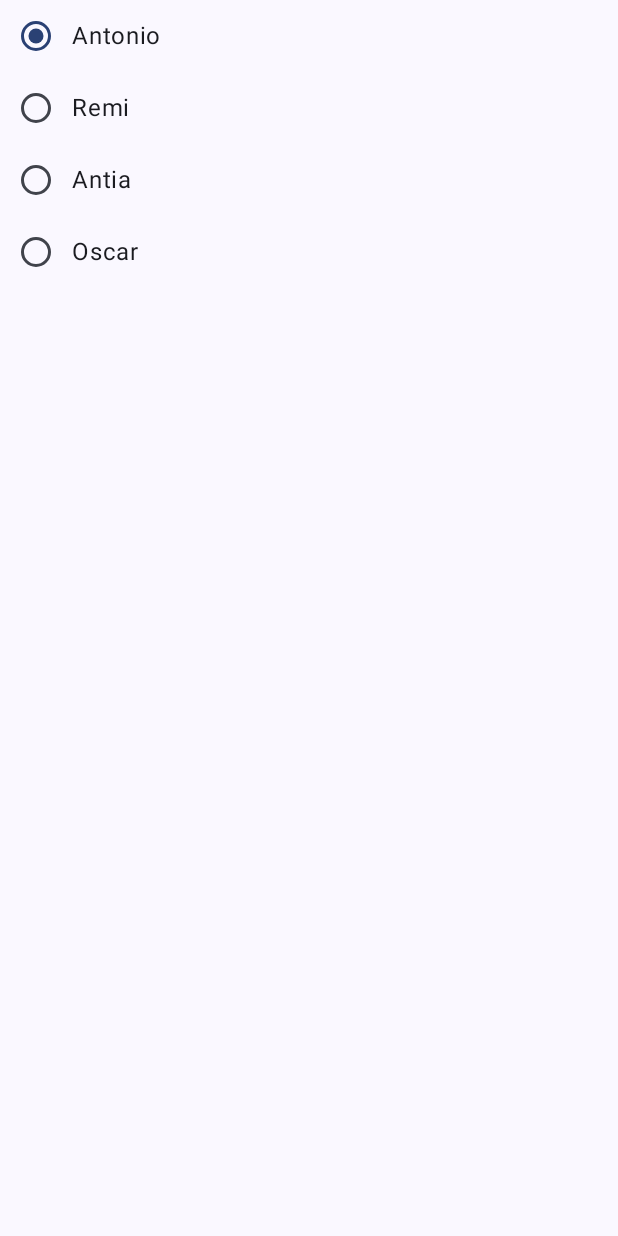
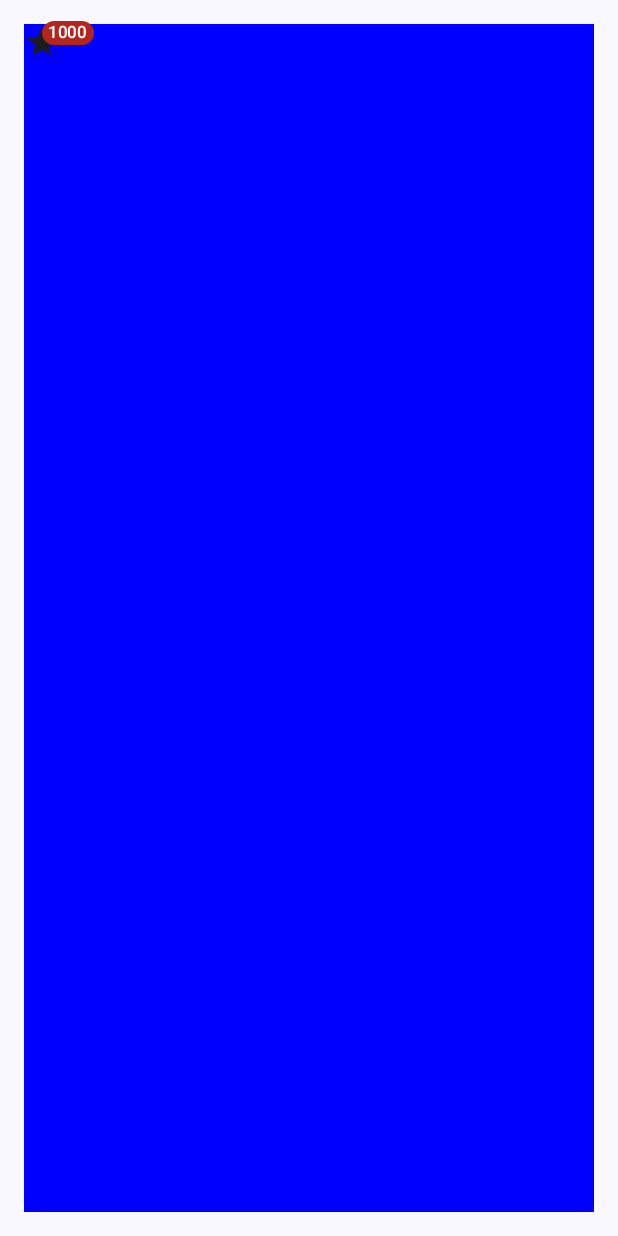
Before and after one commit to lorenzovizcaino/JetPackComposeComponentsCatalog_Aris, an Android app built with Jetpack Compose: the screen it shows after launch (MainActivity), on a phone screen of 412 x 824 dp. Run offline under Robolectric (Android 15) with nearby library versions, the phone set to English and light mode, and no system bars.

Commit message:
08/01/23_19:23

```diff
--- a/app/src/main/java/com/antonio/jetpackcomposecomponentscatalog/MainActivity.kt
+++ b/app/src/main/java/com/antonio/jetpackcomposecomponentscatalog/MainActivity.kt
@@ -9,6 +9,7 @@ import androidx.compose.foundation.Image
 import androidx.compose.foundation.background
 import androidx.compose.foundation.border
 import androidx.compose.foundation.layout.Arrangement
+import androidx.compose.foundation.layout.Box
 import androidx.compose.foundation.layout.Column
 import androidx.compose.foundation.layout.Row
 import androidx.compose.foundation.layout.Spacer
@@ -20,9 +21,14 @@ import androidx.compose.foundation.layout.width
 import androidx.compose.foundation.shape.CircleShape
 import androidx.compose.foundation.shape.RoundedCornerShape
 import androidx.compose.material.icons.Icons
+import androidx.compose.material.icons.filled.Star
 import androidx.compose.material.icons.rounded.Star
+import androidx.compose.material3.Badge
+import androidx.compose.material3.BadgedBox
 import androidx.compose.material3.Button
 import androidx.compose.material3.ButtonDefaults
+import androidx.compose.material3.Card
+import androidx.compose.material3.CardDefaults
 import androidx.compose.material3.Checkbox
 import androidx.compose.material3.CheckboxColors
 import androidx.compose.material3.CheckboxDefaults
@@ -74,14 +80,16 @@ class MainActivity : ComponentActivity() {
         setContent {
             JetPackComposeComponentsCatalogTheme {
                 // A surface container using the 'background' color from the theme
-                var selected by rememberSaveable { mutableStateOf("Antonio") }
+                //var selected by rememberSaveable { mutableStateOf("Antonio") }
                 Surface(
                     modifier = Modifier.fillMaxSize(),
                     color = MaterialTheme.colorScheme.background
                 ) {
-                    Column {
-                        MyRadioButtonList(selected, {selected=it} )
-                    }
+//                    Column {
+//                        MyRadioButtonList(selected, {selected=it} )
+//                    }
+
+                    MyBadgeBox()
                 }
 
 //                  Este codigo es de MyTriStatusCheckBox()
@@ -106,29 +114,66 @@ class MainActivity : ComponentActivity() {
 @Composable
 fun GreetingPreview() {
     JetPackComposeComponentsCatalogTheme {
-        MyCheckBoxWithText()
+        MyBadgeBox()
+    }
+}
+
+
+@OptIn(ExperimentalMaterial3Api::class)
+@Composable
+fun MyBadgeBox() {
+    Box(modifier = Modifier.padding(16.dp).background(Color.Blue)
+    ) {
+    BadgedBox(badge = { Badge { Text(text = "1000") } }
+    ) {
+        Icon(
+            imageVector = Icons.Default.Star,
+            contentDescription = ""
+        )
+    }
+    }
+}
+
+
+@Composable
+fun MyCard() {
+    Card(
+        modifier = Modifier
+            .fillMaxWidth()
+            .padding(16.dp),
+        elevation = CardDefaults.cardElevation(defaultElevation = 36.dp),
+        shape = MaterialTheme.shapes.extraLarge,
+        colors = CardDefaults.cardColors(contentColor = Color.Green, containerColor = Color.Red),
+        border = BorderStroke(5.dp, Color.Green)
+    ) {
+
+        Column(Modifier.padding(16.dp)) {
+            Text(text = "Ejemplo 1")
+            Text(text = "Ejemplo 2")
+            Text(text = "Ejemplo 3")
+        }
     }
 }
 
 @Composable
-fun MyRadioButtonList(name:String,onItemSelected:(String)-> Unit) {
+fun MyRadioButtonList(name: String, onItemSelected: (String) -> Unit) {
 
-    Column (Modifier.fillMaxWidth()){
-        Row (){
-            RadioButton(selected = name=="Antonio", onClick = { onItemSelected("Antonio") })
-            Text(text = "Antonio",modifier=Modifier.padding(top=12.dp))
+    Column(Modifier.fillMaxWidth()) {
+        Row() {
+            RadioButton(selected = name == "Antonio", onClick = { onItemSelected("Antonio") })
+            Text(text = "Antonio", modifier = Modifier.padding(top = 12.dp))
         }
-        Row (){
-            RadioButton(selected =  name=="Remi", onClick = {   onItemSelected("Remi")  })
-            Text(text = "Remi",modifier=Modifier.padding(top=12.dp))
+        Row() {
+            RadioButton(selected = name == "Remi", onClick = { onItemSelected("Remi") })
+            Text(text = "Remi", modifier = Modifier.padding(top = 12.dp))
         }
-        Row (){
-            RadioButton(selected =  name=="Antia", onClick = {   onItemSelected("Antia") })
-            Text(text = "Antia",modifier=Modifier.padding(top=12.dp))
+        Row() {
+            RadioButton(selected = name == "Antia", onClick = { onItemSelected("Antia") })
+            Text(text = "Antia", modifier = Modifier.padding(top = 12.dp))
         }
-        Row (){
-            RadioButton(selected =  name=="Oscar", onClick = {   onItemSelected("Oscar") })
-            Text(text = "Oscar",modifier=Modifier.padding(top=12.dp))
+        Row() {
+            RadioButton(selected = name == "Oscar", onClick = { onItemSelected("Oscar") })
+            Text(text = "Oscar", modifier = Modifier.padding(top = 12.dp))
         }
     }
 }
@@ -143,7 +188,7 @@ fun MyRadioButton() {
                 unselectedColor = Color.Yellow,
             )
         )
-        Text(text = "Ejemplo 1",modifier=Modifier.padding(top=12.dp))
+        Text(text = "Ejemplo 1", modifier = Modifier.padding(top = 12.dp))
     }
 
 }
```
